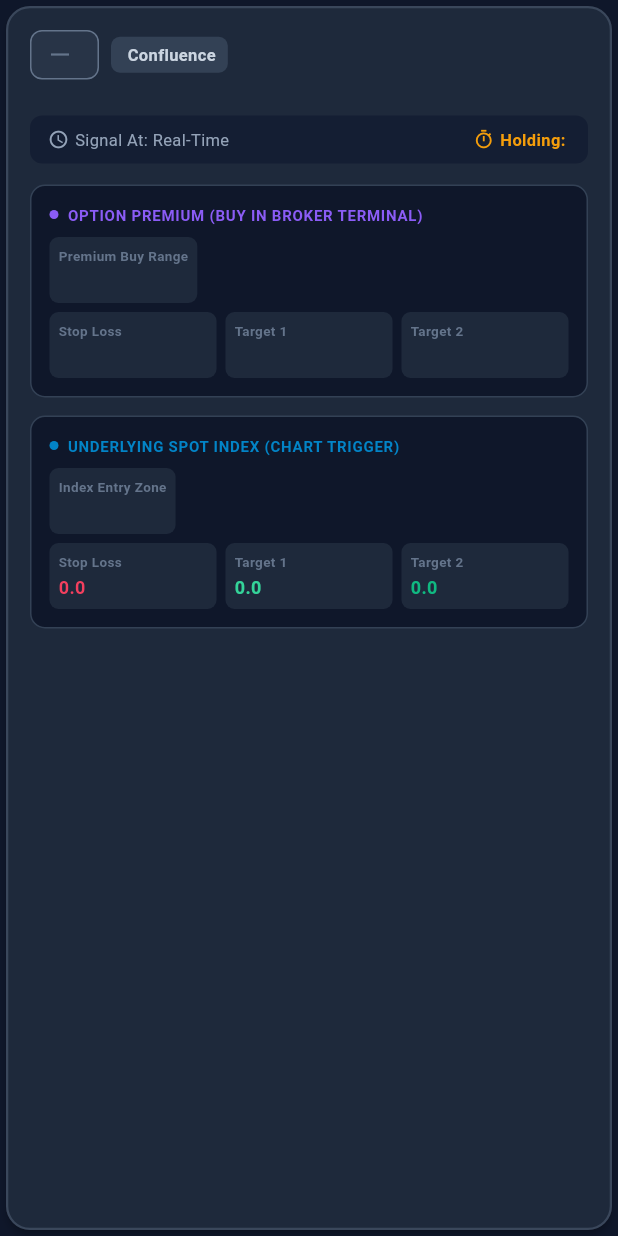
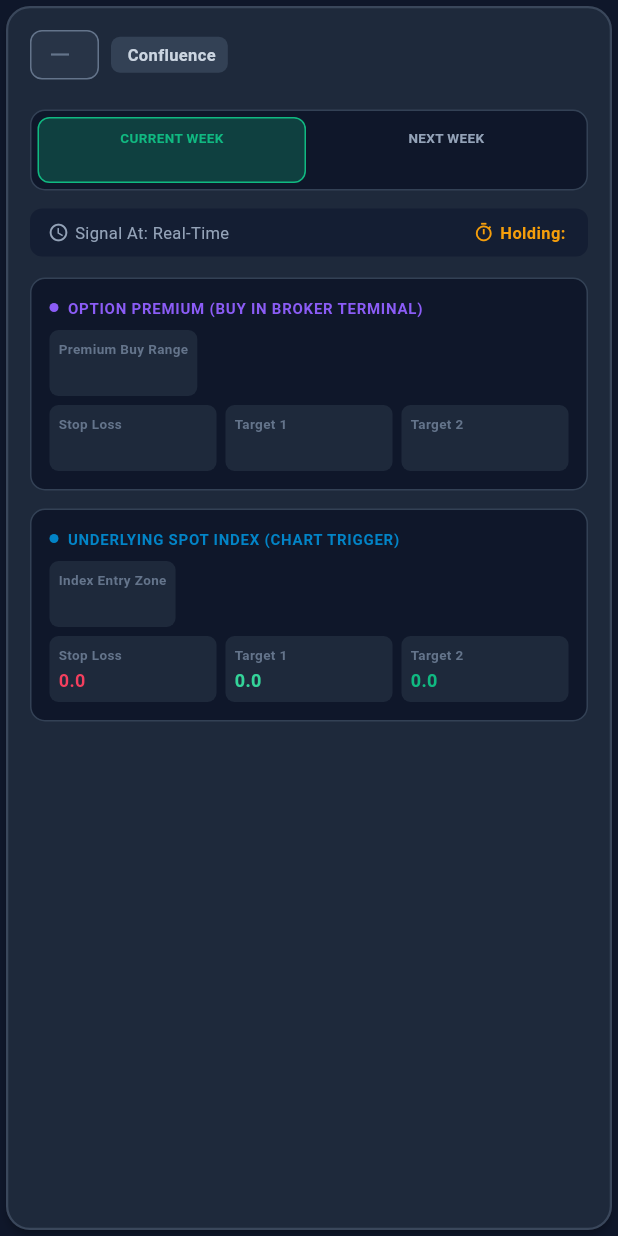
Before and after one commit to prashantshende16/ShareM_flutter, a Flutter app: the OptionSignalCard widget shown alone on an empty page, opened directly with empty values, on a phone screen of 412 x 824 dp. Run offline on Flutter 3.47's test engine with Material 3 defaults, Android fonts, the phone set to English and light mode, and no system bars; our stand-ins replace image_picker, shared_preferences; accounts and stored records are empty; network calls fail.

Commit message:
feat(mobile): add dual expiry toggle (today vs next week) in OptionSignalCard

```diff
--- a/lib/models/option_signal_models.dart
+++ b/lib/models/option_signal_models.dart
@@ -67,6 +67,11 @@ class OptionIndicator5m {
   final double putScore;
   final String strikeSuggestion;
   final String activeExpiry;
+  final String? activeExpiryType;
+  final String? activeExpiryLabel;
+  final String? currentExpiry;
+  final String? nextExpiry;
+  final bool isTodayExpiry;
   final OptionPremiumLevels? optionPremium;
   final IndexSpotLevels? indexSpot;
   final double entryPrice;
@@ -92,6 +97,11 @@ class OptionIndicator5m {
     required this.putScore,
     required this.strikeSuggestion,
     required this.activeExpiry,
+    this.activeExpiryType,
+    this.activeExpiryLabel,
+    this.currentExpiry,
+    this.nextExpiry,
+    this.isTodayExpiry = false,
     this.optionPremium,
     this.indexSpot,
     required this.entryPrice,
@@ -119,6 +129,11 @@ class OptionIndicator5m {
       putScore: (json['put_score'] as num?)?.toDouble() ?? 0.0,
       strikeSuggestion: json['strike_suggestion']?.toString() ?? '',
       activeExpiry: json['active_expiry']?.toString() ?? '',
+      activeExpiryType: json['active_expiry_type']?.toString(),
+      activeExpiryLabel: json['active_expiry_label']?.toString(),
+      currentExpiry: json['current_expiry']?.toString(),
+      nextExpiry: json['next_expiry']?.toString(),
+      isTodayExpiry: json['is_today_expiry'] as bool? ?? false,
       optionPremium: json['option_premium'] != null
           ? OptionPremiumLevels.fromJson(
               json['option_premium'] as Map<String, dynamic>)
--- a/lib/screens/dashboard_screen.dart
+++ b/lib/screens/dashboard_screen.dart
@@ -32,6 +32,7 @@ class _DashboardScreenState extends State<DashboardScreen> {
   bool _marketConnected = true;
 
   String _selectedSymbol = 'NIFTY 50';
+  String _selectedExpiryType = 'current';
   final List<String> _supportedSymbols = ['NIFTY 50', 'BANK NIFTY', 'FINNIFTY'];
 
   @override
@@ -54,7 +55,7 @@ class _DashboardScreenState extends State<DashboardScreen> {
               indices: [],
               heavyweights: [],
             )),
-        _api.getOptionIndicatorSignal(_selectedSymbol).then<OptionIndicator5m?>((v) => v).catchError((e) => null),
+        _api.getOptionIndicatorSignal(_selectedSymbol, _selectedExpiryType).then<OptionIndicator5m?>((v) => v).catchError((e) => null),
         _api.getStats().catchError((e) => DashboardStats(
               totalAnalyses: 0,
               bullishScenarios: 0,
@@ -86,15 +87,19 @@ class _DashboardScreenState extends State<DashboardScreen> {
       if (mounted) {
         setState(() {
           _errorMessage = e.toString();
-          _isLoading = false;
         });
       }
     }
   }
 
-  Future<void> _refreshOptionSignal() async {
+  Future<void> _refreshOptionSignal([String? expiryType]) async {
+    if (expiryType != null) {
+      setState(() {
+        _selectedExpiryType = expiryType;
+      });
+    }
     try {
-      final sig = await _api.getOptionIndicatorSignal(_selectedSymbol);
+      final sig = await _api.getOptionIndicatorSignal(_selectedSymbol, _selectedExpiryType);
       if (mounted) {
         setState(() {
           _optionSignal = sig;
@@ -246,7 +251,9 @@ class _DashboardScreenState extends State<DashboardScreen> {
                   if (_optionSignal != null)
                     OptionSignalCard(
                       signal: _optionSignal!,
-                      onRefresh: _refreshOptionSignal,
+                      selectedExpiryType: _selectedExpiryType,
+                      onExpiryChanged: (type) => _refreshOptionSignal(type),
+                      onRefresh: () => _refreshOptionSignal(),
                     )
                   else if (_isLoading)
                     const Center(
--- a/lib/services/api_service.dart
+++ b/lib/services/api_service.dart
@@ -91,9 +91,15 @@ class ApiService {
     throw Exception('Failed to load live overview: ${response.statusCode}');
   }
 
-  // 3. 5-Min Option Indicator Signal (Dual level)
-  Future<OptionIndicator5m> getOptionIndicatorSignal([String symbol = 'NIFTY 50']) async {
-    final response = await _safeGet('/market/option-signal', queryParams: {'symbol': symbol});
+  // 3. 5-Min Option Indicator Signal (Dual level & Multi-Expiry)
+  Future<OptionIndicator5m> getOptionIndicatorSignal([
+    String symbol = 'NIFTY 50',
+    String expiryType = 'current',
+  ]) async {
+    final response = await _safeGet('/market/option-signal', queryParams: {
+      'symbol': symbol,
+      'expiry_type': expiryType,
+    });
     if (response.statusCode == 200) {
       final data = jsonDecode(response.body);
       return OptionIndicator5m.fromJson(data['signal'] as Map<String, dynamic>);
--- a/lib/widgets/option_signal_card.dart
+++ b/lib/widgets/option_signal_card.dart
@@ -3,11 +3,15 @@ import '../models/option_signal_models.dart';
 
 class OptionSignalCard extends StatelessWidget {
   final OptionIndicator5m signal;
+  final String selectedExpiryType;
+  final ValueChanged<String>? onExpiryChanged;
   final VoidCallback? onRefresh;
 
   const OptionSignalCard({
     super.key,
     required this.signal,
+    this.selectedExpiryType = 'current',
+    this.onExpiryChanged,
     this.onRefresh,
   });
 
@@ -154,10 +158,14 @@ class OptionSignalCard extends StatelessWidget {
                         child: Column(
                           crossAxisAlignment: CrossAxisAlignment.end,
                           children: [
-                            const Text(
-                              'ACTIVE EXPIRY',
+                            Text(
+                              selectedExpiryType == 'next'
+                                  ? 'NEXT WEEK EXPIRY'
+                                  : (signal.isTodayExpiry ? 'TODAY 0DTE EXPIRY' : 'ACTIVE EXPIRY'),
                               style: TextStyle(
-                                color: Color(0xFF64748B),
+                                color: selectedExpiryType == 'next'
+                                    ? const Color(0xFF38BDF8)
+                                    : (signal.isTodayExpiry ? const Color(0xFF10B981) : const Color(0xFF64748B)),
                                 fontSize: 9,
                                 fontWeight: FontWeight.bold,
                               ),
@@ -176,6 +184,104 @@ class OptionSignalCard extends StatelessWidget {
                   ],
                 ),
               ),
+
+            // Interactive Expiry Toggle Tabs (Current vs Next Week)
+            Container(
+              margin: const EdgeInsets.only(top: 8),
+              padding: const EdgeInsets.all(4),
+              decoration: BoxDecoration(
+                color: const Color(0xFF0F172A),
+                borderRadius: BorderRadius.circular(10),
+                border: Border.all(color: const Color(0xFF334155)),
+              ),
+              child: Row(
+                children: [
+                  Expanded(
+                    child: InkWell(
+                      onTap: () => onExpiryChanged?.call('current'),
+                      borderRadius: BorderRadius.circular(8),
+                      child: Container(
+                        padding: const EdgeInsets.symmetric(vertical: 6),
+                        decoration: BoxDecoration(
+                          color: selectedExpiryType == 'current'
+                              ? const Color(0xFF10B981).withValues(alpha: 0.25)
+                              : Colors.transparent,
+                          borderRadius: BorderRadius.circular(8),
+                          border: selectedExpiryType == 'current'
+                              ? Border.all(color: const Color(0xFF10B981))
+                              : null,
+                        ),
+                        child: Column(
+                          children: [
+                            Text(
+                              signal.isTodayExpiry ? 'TODAY (0DTE)' : 'CURRENT WEEK',
+                              style: TextStyle(
+                                color: selectedExpiryType == 'current'
+                                    ? const Color(0xFF10B981)
+                                    : const Color(0xFF94A3B8),
+                                fontSize: 9,
+                                fontWeight: FontWeight.bold,
+                              ),
+                            ),
+                            const SizedBox(height: 1),
+                            Text(
+                              signal.currentExpiry ?? signal.activeExpiry,
+                              style: const TextStyle(
+                                color: Colors.white,
+                                fontSize: 11,
+                                fontWeight: FontWeight.w600,
+                              ),
+                            ),
+                          ],
+                        ),
+                      ),
+                    ),
+                  ),
+                  const SizedBox(width: 4),
+                  Expanded(
+                    child: InkWell(
+                      onTap: () => onExpiryChanged?.call('next'),
+                      borderRadius: BorderRadius.circular(8),
+                      child: Container(
+                        padding: const EdgeInsets.symmetric(vertical: 6),
+                        decoration: BoxDecoration(
+                          color: selectedExpiryType == 'next'
+                              ? const Color(0xFF0284C7).withValues(alpha: 0.25)
+                              : Colors.transparent,
+                          borderRadius: BorderRadius.circular(8),
+                          border: selectedExpiryType == 'next'
+                              ? Border.all(color: const Color(0xFF38BDF8))
+                              : null,
+                        ),
+                        child: Column(
+                          children: [
+                            Text(
+                              'NEXT WEEK',
+                              style: TextStyle(
+                                color: selectedExpiryType == 'next'
+                                    ? const Color(0xFF38BDF8)
+                                    : const Color(0xFF94A3B8),
+                                fontSize: 9,
+                                fontWeight: FontWeight.bold,
+                              ),
+                            ),
+                            const SizedBox(height: 1),
+                            Text(
+                              signal.nextExpiry ?? 'Next Week',
+                              style: const TextStyle(
+                                color: Colors.white,
+                                fontSize: 11,
+                                fontWeight: FontWeight.w600,
+                              ),
+                            ),
+                          ],
+                        ),
+                      ),
+                    ),
+                  ),
+                ],
+              ),
+            ),
 
             const SizedBox(height: 12),
 
```
